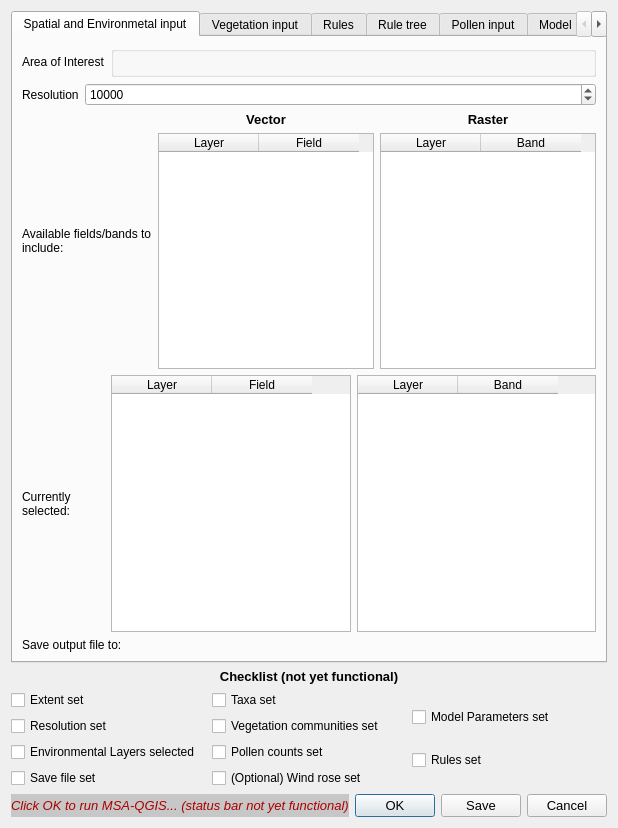
The window that MSA_QGIS_dialog_base.ui (ThyavdBerg/MSA-Q) describes before a commit, drawn with Qt 5.
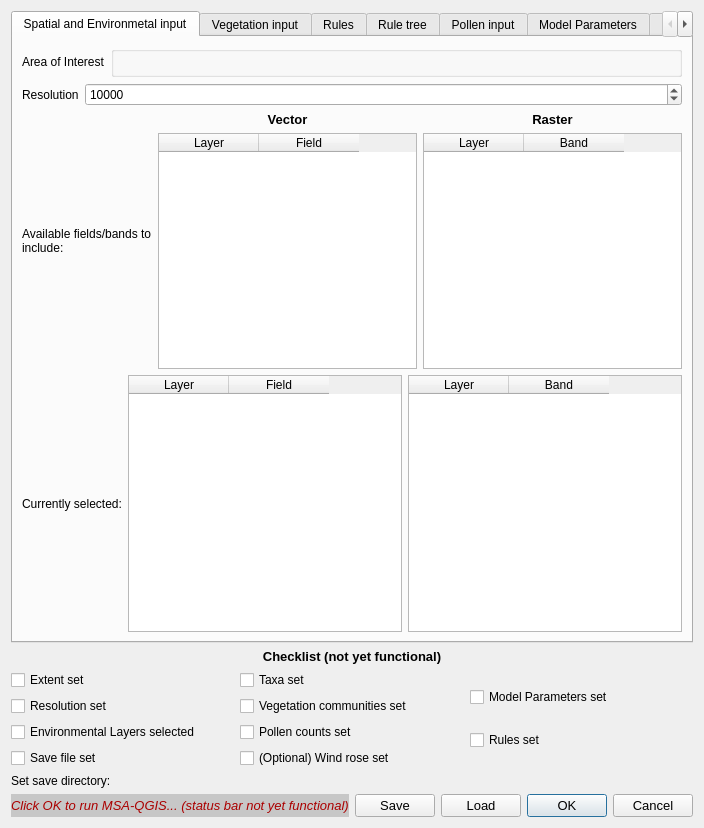
The same window after the commit. Custom widgets are drawn as their Qt base class.

Commit message: Can now save (but not yet load) most inputs that are not in a dictionary to a .csv file

```diff
--- a/MSA_QGIS_dialog_base.ui
+++ b/MSA_QGIS_dialog_base.ui
@@ -6,7 +6,7 @@
    <rect>
     <x>0</x>
     <y>0</y>
-    <width>610</width>
+    <width>694</width>
     <height>828</height>
    </rect>
   </property>
@@ -256,24 +256,6 @@
            </item>
           </layout>
          </item>
-         <item>
-          <layout class="QHBoxLayout" name="horizontalLayout_6">
-           <item>
-            <widget class="QLabel" name="label_saveOutput">
-             <property name="text">
-              <string>Save output file to:</string>
-             </property>
-            </widget>
-           </item>
-           <item>
-            <widget class="QgsFileWidget" name="qgsFileWidget_vectorPoint">
-             <property name="storageMode">
-              <enum>QgsFileWidget::SaveFile</enum>
-             </property>
-            </widget>
-           </item>
-          </layout>
-         </item>
         </layout>
        </widget>
        <widget class="QWidget" name="tab_vegInput">
@@ -1076,6 +1058,27 @@
        </item>
       </layout>
      </item>
+     <item>
+      <layout class="QHBoxLayout" name="horizontalLayout_6">
+       <item>
+        <widget class="QLabel" name="label_saveOutput">
+         <property name="text">
+          <string>Set save directory:</string>
+         </property>
+        </widget>
+       </item>
+       <item>
+        <widget class="QgsFileWidget" name="qgsFileWidget_vectorPoint">
+         <property name="storageMode">
+          <enum>QgsFileWidget::GetDirectory</enum>
+         </property>
+         <property name="relativeStorage">
+          <enum>QgsFileWidget::RelativeDefaultPath</enum>
+         </property>
+        </widget>
+       </item>
+      </layout>
+     </item>
      <item>
       <layout class="QHBoxLayout" name="horizontalLayout_15">
        <item>
@@ -1096,6 +1099,30 @@
          </property>
         </widget>
        </item>
+       <item>
+        <widget class="QPushButton" name="pushButton_save">
+         <property name="font">
+          <font>
+           <pointsize>10</pointsize>
+          </font>
+         </property>
+         <property name="text">
+          <string>Save</string>
+         </property>
+        </widget>
+       </item>
+       <item>
+        <widget class="QPushButton" name="pushButton_load">
+         <property name="font">
+          <font>
+           <pointsize>10</pointsize>
+          </font>
+         </property>
+         <property name="text">
+          <string>Load</string>
+         </property>
+        </widget>
+       </item>
        <item>
         <widget class="QDialogButtonBox" name="button_box">
          <property name="enabled">
@@ -1110,7 +1137,10 @@
           <enum>Qt::Horizontal</enum>
          </property>
          <property name="standardButtons">
-          <set>QDialogButtonBox::Cancel|QDialogButtonBox::Ok|QDialogButtonBox::Save</set>
+          <set>QDialogButtonBox::Cancel|QDialogButtonBox::Ok</set>
+         </property>
+         <property name="centerButtons">
+          <bool>false</bool>
          </property>
         </widget>
        </item>
```
Left out of the diff: 41 changed lines with no effect on the pictures. The commit also changes 6 other files.
